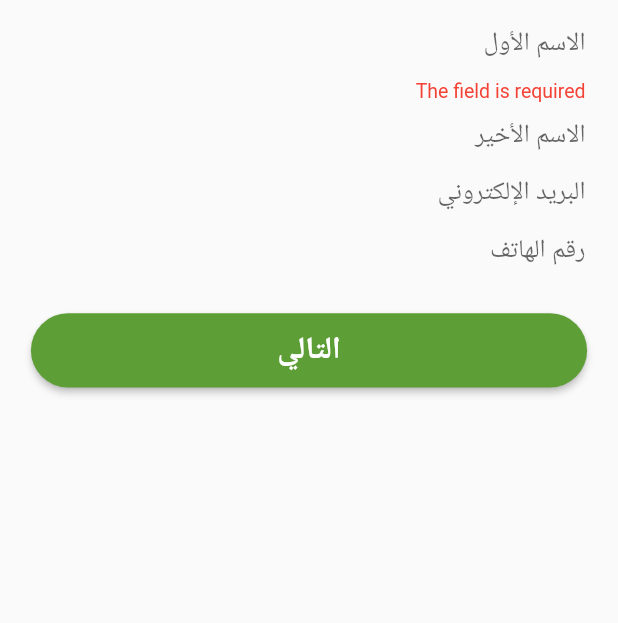
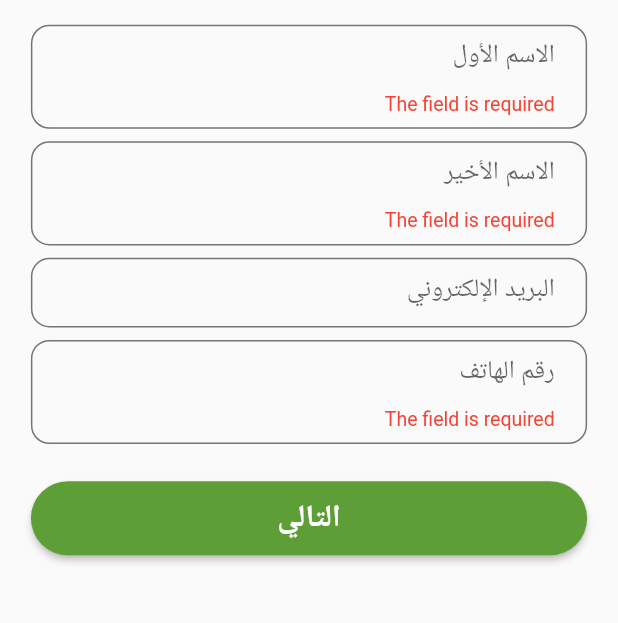
Before and after one commit to Kariimreda/agrimisr, a Flutter app: the SignupScreen screen opened by its route, after a tap on "التالي", on a phone screen of 412 x 824 dp, the part 272-895 px from its top. Run offline on Flutter 3.47's test engine with Material 2 defaults, Android fonts, the phone set to English and light mode, and no system bars; our stand-ins replace easy_localization, form_validator, get.

Commit message:
validators refactoring and custom rounded button

```diff
--- a/agrimisr/lib/auth/controllers/signup_controler.dart
+++ b/agrimisr/lib/auth/controllers/signup_controler.dart
@@ -1,9 +1,5 @@
-import 'package:agrimisr/core/custom_validator_locale.dart';
-import 'package:agrimisr/core/locales.dart';
 import 'package:flutter/cupertino.dart';
-import 'package:form_validator/form_validator.dart';
 import 'package:get/get.dart';
-import 'package:agrimisr/core/custom_validator.dart';
 
 enum LoginState {
   personalInfo,
@@ -11,23 +7,6 @@ enum LoginState {
 }
 
 class SignupController extends GetxController {
-  late final MyLocales localeController;
-  late MyValidationLocale? validationLocale;
-  late String? validationLocaleName;
-  //initialize locale controller in constructor
-  SignupController() {
-    localeController = Get.put(MyLocales());
-    //if locale is arabic, use custom locale, else set locale to null
-    validationLocale = localeController.currentLocale.value.languageCode == 'ar'
-        ? MyValidationLocale()
-        : null;
-    //if locale is arabic, set locale name to null, else set localename to language code of current locale
-    validationLocaleName =
-        localeController.currentLocale.value.languageCode != 'ar'
-            ? localeController.currentLocale.value.languageCode
-            : null;
-  }
-
   final _loginState = LoginState.personalInfo.obs;
 
   LoginState get loginState => _loginState.value;
@@ -54,38 +33,6 @@ class SignupController extends GetxController {
       _confirmPasswordController;
   TextEditingController get pinController => _pinController;
 
-  //functions that return validators for the form fields
-  ValidationBuilder getEmailValidator() {
-    return ValidationBuilder(
-      localeName: validationLocaleName,
-      locale: validationLocale,
-      optional: true,
-    ).email();
-  }
-
-  ValidationBuilder getPasswordValidator() {
-    //if locale is arabic, use custom locale, else set locale to null
-
-    return ValidationBuilder(
-            localeName: validationLocaleName, locale: validationLocale)
-        .required()
-        .password(validationLocale: validationLocale);
-  }
-
-  ValidationBuilder getPhoneValidator() {
-    return ValidationBuilder(
-            localeName: validationLocaleName, locale: validationLocale)
-        .phone()
-        .required();
-  }
-
-  //Name validator
-  ValidationBuilder getNameValidator() {
-    return ValidationBuilder(
-            localeName: validationLocaleName, locale: validationLocale)
-        .required();
-  }
-
   //signup methods and variables
 
   // Login methods and variables
--- a/agrimisr/lib/auth/widgets/personal_info_form.dart
+++ b/agrimisr/lib/auth/widgets/personal_info_form.dart
@@ -1,7 +1,8 @@
 import 'package:agrimisr/auth/controllers/signup_controler.dart';
-import 'package:agrimisr/style/my_colors.dart';
+import 'package:agrimisr/core/custom_validator.dart';
 import 'package:agrimisr/style/my_size.dart';
 import 'package:agrimisr/style/size_config.dart';
+import 'package:agrimisr/widgets/ButtonControllers.dart';
 import 'package:agrimisr/widgets/TextControllers.dart';
 import 'package:flutter/material.dart';
 import 'package:easy_localization/easy_localization.dart';
@@ -25,35 +26,33 @@ class _PersonalInfoFormState extends State<PersonalInfoForm> {
     final signupController = widget.signupController;
 
     //create 3 form keys, one for each form field except email as it is optional
-    final formKeyFirstName = GlobalKey<FormFieldState>();
-    final formKeyLastName = GlobalKey<FormFieldState>();
-    final formKeyPhone = GlobalKey<FormFieldState>();
+    final registerFormKey = GlobalKey<FormState>();
 
     return ListView(
-      physics: const NeverScrollableScrollPhysics(),
+      physics: const ClampingScrollPhysics(),
       children: [
-        Column(
+        Form(
+          key: registerFormKey,
+          child: Column(
             children: [
               SizedBox(height: MySize.height * 0.02),
               TextControllers().customTextFormField(
                 context,
-              formKey: formKeyFirstName,
                 padding: MyPadding.hPadding,
                 controller: signupController.firstNameController,
                 autovalidateMode: AutovalidateMode.onUserInteraction,
                 hintText: 'Auth.Signup.FirstName'.tr(),
-              validator: signupController.getNameValidator().build(),
+                validator: MyValidators.instance.getNameValidator().build(),
                 contentPadding: const EdgeInsets.only(bottom: 5),
               ),
               SizedBox(height: MySize.height * 0.01),
               TextControllers().customTextFormField(
                 context,
-              formKey: formKeyLastName,
                 padding: MyPadding.hPadding,
                 controller: signupController.lastNameController,
                 autovalidateMode: AutovalidateMode.onUserInteraction,
                 hintText: 'Auth.Signup.LastName'.tr(),
-              validator: signupController.getNameValidator().build(),
+                validator: MyValidators.instance.getNameValidator().build(),
                 contentPadding: const EdgeInsets.only(bottom: 5),
               ),
               SizedBox(height: MySize.height * 0.01),
@@ -62,56 +61,41 @@ class _PersonalInfoFormState extends State<PersonalInfoForm> {
                 padding: MyPadding.hPadding,
                 controller: signupController.emailController,
                 autovalidateMode: AutovalidateMode.onUserInteraction,
-              validator: signupController.getEmailValidator().build(),
+                validator: MyValidators.instance.getEmailValidator().build(),
                 hintText: 'Auth.Signup.Email'.tr(),
                 contentPadding: const EdgeInsets.only(bottom: 5),
               ),
               SizedBox(height: MySize.height * 0.01),
               TextControllers().customTextFormField(
                 context,
-              formKey: formKeyPhone,
                 padding: MyPadding.hPadding,
                 autovalidateMode: AutovalidateMode.onUserInteraction,
                 controller: signupController.phoneController,
-              validator: signupController.getPhoneValidator().build(),
+                validator: MyValidators.instance.getPhoneValidator().build(),
                 hintText: 'Auth.Signup.Phone'.tr(),
                 contentPadding: const EdgeInsets.only(bottom: 5),
               ),
               SizedBox(height: MySize.height * 0.03),
-            Padding(
-              padding: MyPadding.hPadding,
-              child: SizedBox(
-                width: double.infinity,
-                height: MySize.height * 0.06,
-                child: ElevatedButton(
-                  style: ElevatedButton.styleFrom(
-                    shape: RoundedRectangleBorder(
-                      borderRadius: BorderRadius.circular(50),
+              ButtonControllers().customRoundedLoaderButton(
+                context,
+                text: 'Auth.Signup.Next'.tr(),
+                controller: signupController,
+                onPressed: () => nextStep(registerFormKey, signupController),
               ),
+
+              //  SizedBox(height: MySize.height * 0.05),
+            ],
           ),
-                  onPressed: () {
-                    //validate all forms using thier keys
-                    if (formKeyFirstName.currentState!.validate() &&
-                        formKeyLastName.currentState!.validate() &&
-                        formKeyPhone.currentState!.validate()) {
-                      signupController.setLoginState(LoginState.password);
-                    }
-                  },
-                  child: Text(
-                    'Auth.Signup.Next'.tr(),
-                    style: TextStyle(
-                      fontSize: MySize.width * 0.05,
-                      fontWeight: FontWeight.bold,
-                      color: MyColors.white,
-                    ),
-                  ),
-                ),
-              ),
-            ),
-            SizedBox(height: MySize.height * 0.05),
-          ],
         ),
       ],
     );
   }
+
+  //next button pressed
+  void nextStep(
+      GlobalKey<FormState> formKey, SignupController signupController) {
+    if (formKey.currentState!.validate()) {
+      signupController.setLoginState(LoginState.password);
     }
+  }
+}
--- a/agrimisr/lib/core/custom_validator.dart
+++ b/agrimisr/lib/core/custom_validator.dart
@@ -1,5 +1,7 @@
 import 'package:agrimisr/core/custom_validator_locale.dart';
+import 'package:agrimisr/core/locales.dart';
 import 'package:form_validator/form_validator.dart';
+import 'package:get/get.dart';
 
 extension CustomValidationBuilder on ValidationBuilder {
   password({String? message, MyValidationLocale? validationLocale}) =>
@@ -40,3 +42,69 @@ extension CustomValidationBuilder on ValidationBuilder {
             'Password must contain at least\na number \nan uppercase letter \na special character like @#\$%';
       });
 }
+
+class MyValidators {
+  MyValidators._privateConstructor() {
+    localeController = Get.put(MyLocales());
+    //if locale is arabic, use custom locale, else set locale to null
+    validationLocale = localeController.currentLocale.value.languageCode == 'ar'
+        ? MyValidationLocale()
+        : null;
+    //if locale is arabic, set locale name to null, else set localename to language code of current locale
+    validationLocaleName =
+        localeController.currentLocale.value.languageCode != 'ar'
+            ? localeController.currentLocale.value.languageCode
+            : null;
+  }
+  static final MyValidators _instance = MyValidators._privateConstructor();
+  static MyValidators get instance => _instance;
+
+  late final MyLocales localeController;
+  late MyValidationLocale? validationLocale;
+  late String? validationLocaleName;
+
+  //functions that return validators for the form fields
+  ValidationBuilder getEmailOrPhoneValidator() {
+    return ValidationBuilder(
+            localeName: validationLocaleName, locale: validationLocale)
+        .or(
+      (builder) => builder.email(),
+      (builder) => builder.phone(
+        localeController.currentLocale.value.languageCode != 'ar'
+            ? 'Phone or Email not correct'
+            : validationLocale!.phoneEmail(''),
+      ),
+    );
+  }
+
+  ValidationBuilder getPasswordValidator() {
+    //if locale is arabic, use custom locale, else set locale to null
+
+    return ValidationBuilder(
+            localeName: validationLocaleName, locale: validationLocale)
+        .password(validationLocale: validationLocale);
+  }
+
+  //functions that return validators for the form fields
+  ValidationBuilder getEmailValidator() {
+    return ValidationBuilder(
+      localeName: validationLocaleName,
+      locale: validationLocale,
+      optional: true,
+    ).email();
+  }
+
+  ValidationBuilder getPhoneValidator() {
+    return ValidationBuilder(
+            localeName: validationLocaleName, locale: validationLocale)
+        .phone()
+        .required();
+  }
+
+  //Name validator
+  ValidationBuilder getNameValidator() {
+    return ValidationBuilder(
+            localeName: validationLocaleName, locale: validationLocale)
+        .required();
+  }
+}
--- a/agrimisr/lib/style/my_size.dart
+++ b/agrimisr/lib/style/my_size.dart
@@ -10,10 +10,8 @@ class MyPadding {
   static final hPadding = EdgeInsets.symmetric(horizontal: MySize.width * 0.05);
   static final shPadding =
       EdgeInsets.symmetric(horizontal: MySize.width * 0.02);
-  static final vPadding =
-      EdgeInsets.symmetric(horizontal: MySize.height * 0.03);
-  static final svPadding =
-      EdgeInsets.symmetric(horizontal: MySize.height * 0.01);
+  static final vPadding = EdgeInsets.symmetric(vertical: MySize.height * 0.03);
+  static final svPadding = EdgeInsets.symmetric(vertical: MySize.height * 0.01);
 
   static final hvPadding = EdgeInsets.symmetric(
     horizontal: MySize.width * 0.1,
@@ -30,4 +28,6 @@ class MyRadius {
       BorderRadius.circular(MyPadding.sPadding);
   static final BorderRadius mCircularRadius =
       BorderRadius.circular(MyPadding.mPadding);
+  static final BorderRadius lCircularRadius =
+      BorderRadius.circular(MyPadding.xlPadding);
 }
--- /dev/null
+++ b/agrimisr/lib/widgets/ButtonControllers.dart
@@ -0,0 +1,63 @@
+import 'package:agrimisr/style/my_colors.dart';
+import 'package:agrimisr/style/my_size.dart';
+import 'package:flutter/material.dart';
+
+class ButtonControllers {
+  ButtonControllers._internal();
+
+  static final ButtonControllers _instance = ButtonControllers._internal();
+
+  factory ButtonControllers() => _instance;
+
+  //custom Rounded Button with text
+  Widget customRoundedLoaderButton(
+    BuildContext context, {
+    String? text,
+    void Function()? onPressed,
+    Color? color,
+    Color? textColor,
+    double? fontSize,
+    BorderRadius? borderRadius,
+    double? height,
+    double? width,
+    EdgeInsets? padding,
+    final controller,
+    final isLoading,
+  }) {
+    return Container(
+      width: width ?? MySize.width * 0.9,
+      height: height ?? MySize.height * 0.06,
+      padding: padding ?? EdgeInsets.zero,
+      child: ElevatedButton(
+        onPressed: onPressed,
+        style: ElevatedButton.styleFrom(
+          primary: color ?? MyColors.primary,
+          shape: RoundedRectangleBorder(
+            borderRadius: borderRadius ?? MyRadius.lCircularRadius,
+          ),
+        ),
+        child: isLoading == null
+            ? Text(
+                text ?? '',
+                style: TextStyle(
+                  color: textColor ?? MyColors.white,
+                  fontSize: fontSize ?? MySize.width * 0.05,
+                  fontWeight: FontWeight.bold,
+                ),
+              )
+            : isLoading.value
+                ? const CircularProgressIndicator(
+                    color: MyColors.white,
+                  )
+                : Text(
+                    text ?? '',
+                    style: TextStyle(
+                      color: textColor ?? MyColors.white,
+                      fontSize: fontSize ?? MySize.width * 0.05,
+                      fontWeight: FontWeight.bold,
+                    ),
+                  ),
+      ),
+    );
+  }
+}
--- a/agrimisr/lib/widgets/TextControllers.dart
+++ b/agrimisr/lib/widgets/TextControllers.dart
@@ -52,19 +52,21 @@ class TextControllers {
       Container(
         padding: padding ?? EdgeInsets.zero,
         height: fixedHeight!
-            ? fieldHeight ?? SizeConfig().safeBlockVertical * 7
+            ? fieldHeight ?? SizeConfig().safeBlockVertical * 6
             : null,
-        width: fieldWidth ?? MySize.width,
+        width: fieldWidth ?? MySize.width * 0.9,
         decoration: BoxDecoration(
           color: fillColor ?? MyColors.transparent,
-          border: Border.all(color: borderColor ?? MyColors.transparent),
-          borderRadius: borderRadius ?? BorderRadius.zero,
+          border: Border.all(color: borderColor ?? MyColors.grey!),
+          borderRadius: borderRadius ?? MyRadius.mCircularRadius,
           // Border(
           //     bottom: BorderSide(
           //         color: AppRepoColors().appGreyColor,
           //         width: SizeConfig.safeBlockHorizontal * 0.5)
           // ),
         ),
+        child: Padding(
+          padding: MyPadding.svPadding,
           child: Row(
             crossAxisAlignment: CrossAxisAlignment.baseline,
             textBaseline: TextBaseline.ideographic,
@@ -101,14 +103,16 @@ class TextControllers {
                       fontSize: hintFontSize,
                     ),
 
-                  errorStyle:
-                      TextStyle(color: MyColors.error, fontSize: hintFontSize),
+                    errorStyle: TextStyle(
+                        color: MyColors.error, fontSize: hintFontSize),
                   ),
-                autovalidateMode: autovalidateMode ?? AutovalidateMode.disabled,
+                  autovalidateMode:
+                      autovalidateMode ?? AutovalidateMode.disabled,
                 ),
               ),
               endPrefixWidget ?? Container(),
             ],
+          ),
         ),
       );
 
```
Also changed, not shown: agrimisr/lib/auth/controllers/login_controller.dart (+3 -46 lines), agrimisr/lib/auth/widgets/login_form.dart (+30 -40 lines), agrimisr/lib/auth/widgets/password_form.dart (+23 -41 lines), agrimisr/lib/main.dart (+8 -2 lines). Lines whose indentation alone changed are shown as unchanged.
